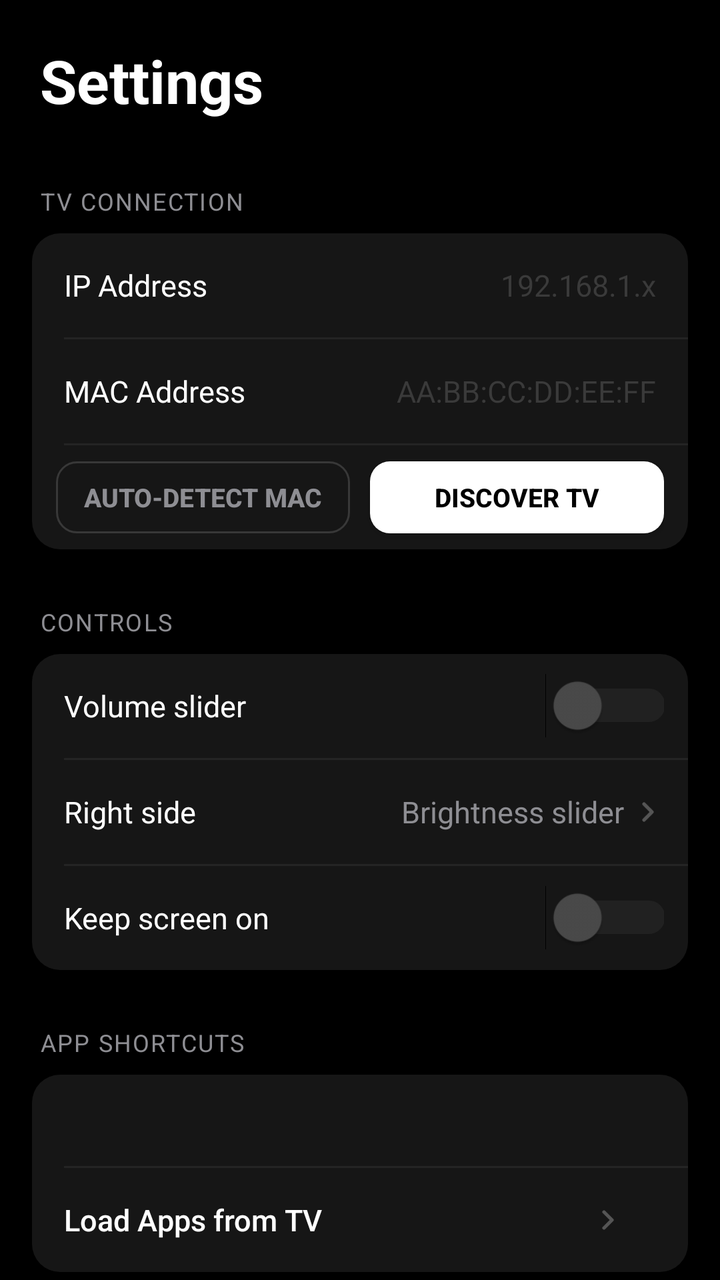
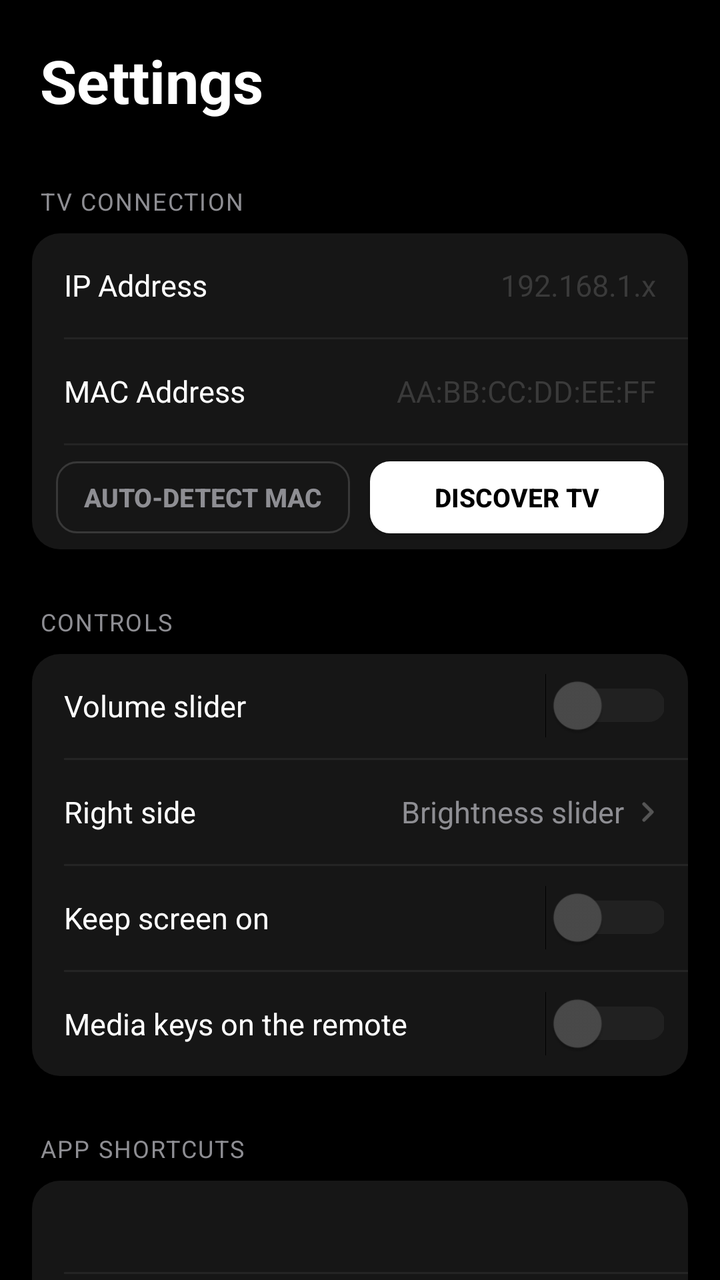

The first picture is an Android layout as it rendered before a commit; the second is the same layout after the commit. The layout source and the unified diff follow.
<!-- AndroidManifest.xml: application theme Theme.LGRemote -->
<!-- res/layout/activity_settings.xml -->
<?xml version="1.0" encoding="utf-8"?>
<androidx.core.widget.NestedScrollView
    xmlns:android="http://schemas.android.com/apk/res/android"
    android:id="@+id/settings_root"
    android:tag="window_bg"
    android:layout_width="match_parent"
    android:layout_height="match_parent"
    android:background="#000000"
    android:fillViewport="true">

    <LinearLayout
        android:layout_width="match_parent"
        android:layout_height="wrap_content"
        android:orientation="vertical"
        android:paddingHorizontal="16dp"
        android:paddingTop="20dp"
        android:paddingBottom="56dp">

        <TextView
            android:id="@+id/tv_settings_title"
            android:tag="title"
            android:layout_width="match_parent"
            android:layout_height="wrap_content"
            android:text="Settings"
            android:textColor="#FFFFFF"
            android:textSize="30sp"
            android:textStyle="bold"
            android:paddingHorizontal="4dp"
            android:layout_marginBottom="32dp" />

        
        <TextView
            android:id="@+id/tv_section_connection"
            android:tag="section_label"
            android:layout_width="match_parent"
            android:layout_height="wrap_content"
            android:text="TV CONNECTION"
            android:textColor="#8E8E93"
            android:textSize="12sp"
            android:letterSpacing="0.06"
            android:paddingHorizontal="4dp"
            android:layout_marginBottom="8dp" />

        <LinearLayout
            android:id="@+id/group_connection"
            android:tag="surface_bg"
            android:layout_width="match_parent"
            android:layout_height="wrap_content"
            android:orientation="vertical"
            android:background="@drawable/bg_section_group">

            <LinearLayout
                android:layout_width="match_parent"
                android:layout_height="52dp"
                android:orientation="horizontal"
                android:gravity="center_vertical"
                android:paddingHorizontal="16dp">

                <TextView
                    android:tag="row_label"
                    android:layout_width="wrap_content"
                    android:layout_height="wrap_content"
                    android:text="IP Address"
                    android:textColor="#FFFFFF"
                    android:textSize="15sp" />

                <EditText
                    android:id="@+id/edit_tv_ip"
                    android:layout_width="0dp"
                    android:layout_height="match_parent"
                    android:layout_weight="1"
                    android:gravity="end|center_vertical"
                    android:hint="192.168.1.x"
                    android:inputType="textUri"
                    android:textColor="#8E8E93"
                    android:textColorHint="#3A3A3A"
                    android:background="@null"
                    android:padding="0dp"
                    android:layout_marginStart="12dp"
                    android:textSize="15sp" />

            </LinearLayout>

            <View android:layout_width="match_parent" android:layout_height="1dp" android:background="#242424" android:tag="divider" android:layout_marginStart="16dp" />

            <LinearLayout
                android:layout_width="match_parent"
                android:layout_height="52dp"
                android:orientation="horizontal"
                android:gravity="center_vertical"
                android:paddingHorizontal="16dp">

                <TextView
                    android:tag="row_label"
                    android:layout_width="wrap_content"
                    android:layout_height="wrap_content"
                    android:text="MAC Address"
                    android:textColor="#FFFFFF"
                    android:textSize="15sp" />

                <EditText
                    android:id="@+id/edit_tv_mac"
                    android:layout_width="0dp"
                    android:layout_height="match_parent"
                    android:layout_weight="1"
                    android:gravity="end|center_vertical"
                    android:hint="AA:BB:CC:DD:EE:FF"
                    android:inputType="text"
                    android:textColor="#8E8E93"
                    android:textColorHint="#3A3A3A"
                    android:background="@null"
                    android:padding="0dp"
                    android:layout_marginStart="12dp"
                    android:textSize="15sp" />

            </LinearLayout>

            <View android:layout_width="match_parent" android:layout_height="1dp" android:background="#242424" android:tag="divider" android:layout_marginStart="16dp" />

            <LinearLayout
                android:layout_width="match_parent"
                android:layout_height="52dp"
                android:orientation="horizontal"
                android:gravity="center_vertical"
                android:paddingHorizontal="12dp">

                <Button
                    android:id="@+id/btn_detect_mac"
                    android:layout_width="0dp"
                    android:layout_height="36dp"
                    android:layout_weight="1"
                    android:background="@drawable/bg_btn_ghost"
                    android:text="Auto-detect MAC"
                    android:textColor="#8E8E93"
                    android:textSize="13sp"
                    android:textStyle="bold" />

                <View android:layout_width="10dp" android:layout_height="1dp" />

                <Button
                    android:id="@+id/btn_discover"
                    android:layout_width="0dp"
                    android:layout_height="36dp"
                    android:layout_weight="1"
                    android:background="@drawable/bg_btn_accent"
                    android:text="Discover TV"
                    android:textColor="#000000"
                    android:textSize="13sp"
                    android:textStyle="bold" />

                <ProgressBar
                    android:id="@+id/discover_spinner"
                    android:layout_width="24dp"
                    android:layout_height="24dp"
                    android:layout_marginStart="8dp"
                    android:visibility="gone"
                    android:indeterminateTint="#888888" />

            </LinearLayout>

        </LinearLayout>

        
        <TextView
            android:id="@+id/tv_section_controls"
            android:tag="section_label"
            android:layout_width="match_parent"
            android:layout_height="wrap_content"
            android:text="CONTROLS"
            android:textColor="#8E8E93"
            android:textSize="12sp"
            android:letterSpacing="0.06"
            android:paddingHorizontal="4dp"
            android:layout_marginTop="28dp"
            android:layout_marginBottom="8dp" />

        <LinearLayout
            android:id="@+id/group_controls"
            android:tag="surface_bg"
            android:layout_width="match_parent"
            android:layout_height="wrap_content"
            android:orientation="vertical"
            android:background="@drawable/bg_section_group">

            <LinearLayout
                android:layout_width="match_parent"
                android:layout_height="52dp"
                android:orientation="horizontal"
                android:gravity="center_vertical"
                android:paddingStart="16dp"
                android:paddingEnd="12dp">

                <TextView
                    android:tag="row_label"
                    android:layout_width="0dp"
                    android:layout_height="wrap_content"
                    android:layout_weight="1"
                    android:text="Volume slider"
                    android:textColor="#FFFFFF"
                    android:textSize="15sp" />

                <Switch
                    android:id="@+id/switch_vol_slider"
                    android:layout_width="wrap_content"
                    android:layout_height="wrap_content"
                    android:scaleX="1.2"
                    android:scaleY="1.2"
                    android:thumbTint="@color/switch_thumb"
                    android:trackTint="@color/switch_track" />

            </LinearLayout>

            <View android:layout_width="match_parent" android:layout_height="1dp" android:background="#242424" android:tag="divider" android:layout_marginStart="16dp" />

            <LinearLayout
                android:id="@+id/row_right_pill"
                android:layout_width="match_parent"
                android:layout_height="52dp"
                android:orientation="horizontal"
                android:gravity="center_vertical"
                android:paddingStart="16dp"
                android:paddingEnd="12dp"
                android:clickable="true"
                android:focusable="true"
                android:background="?attr/selectableItemBackground">

                <TextView
                    android:tag="row_label"
                    android:layout_width="0dp"
                    android:layout_height="wrap_content"
                    android:layout_weight="1"
                    android:text="Right side"
                    android:textColor="#FFFFFF"
                    android:textSize="15sp" />

                <TextView
                    android:id="@+id/tv_right_pill"
                    android:tag="row_value"
                    android:layout_width="wrap_content"
                    android:layout_height="wrap_content"
                    android:text="Brightness slider"
                    android:textColor="#8E8E93"
                    android:textSize="15sp"
                    android:layout_marginEnd="4dp" />

                <ImageView
                    android:layout_width="16dp"
                    android:layout_height="16dp"
                    android:src="@drawable/ic_chevron_right"
                    android:scaleType="fitCenter"
                    android:tint="#555555" />

            </LinearLayout>

            <View android:layout_width="match_parent" android:layout_height="1dp" android:background="#242424" android:tag="divider" android:layout_marginStart="16dp" />

            <LinearLayout
                android:layout_width="match_parent"
                android:layout_height="52dp"
                android:orientation="horizontal"
                android:gravity="center_vertical"
                android:paddingStart="16dp"
                android:paddingEnd="12dp">

                <TextView
                    android:tag="row_label"
                    android:layout_width="0dp"
                    android:layout_height="wrap_content"
                    android:layout_weight="1"
                    android:text="Keep screen on"
                    android:textColor="#FFFFFF"
                    android:textSize="15sp" />

                <Switch
                    android:id="@+id/switch_keep_screen_on"
                    android:layout_width="wrap_content"
                    android:layout_height="wrap_content"
                    android:scaleX="1.2"
                    android:scaleY="1.2"
                    android:thumbTint="@color/switch_thumb"
                    android:trackTint="@color/switch_track" />

            </LinearLayout>

        </LinearLayout>

        
        <TextView
            android:id="@+id/tv_section_shortcuts"
            android:tag="section_label"
            android:layout_width="match_parent"
            android:layout_height="wrap_content"
            android:text="APP SHORTCUTS"
            android:textColor="#8E8E93"
            android:textSize="12sp"
            android:letterSpacing="0.06"
            android:paddingHorizontal="4dp"
            android:layout_marginTop="28dp"
            android:layout_marginBottom="8dp" />

        <LinearLayout
            android:id="@+id/group_shortcuts"
            android:tag="surface_bg"
            android:layout_width="match_parent"
            android:layout_height="wrap_content"
            android:orientation="vertical"
            android:background="@drawable/bg_section_group">

            
            <TextView
                android:id="@+id/tv_shortcuts_summary"
                android:tag="section_label"
                android:layout_width="match_parent"
                android:layout_height="wrap_content"
                android:textColor="#8E8E93"
                android:textSize="13sp"
                android:paddingHorizontal="16dp"
                android:paddingTop="14dp"
                android:paddingBottom="14dp" />

            
            <androidx.recyclerview.widget.RecyclerView
                android:id="@+id/apps_grid"
                android:layout_width="match_parent"
                android:layout_height="wrap_content"
                android:paddingHorizontal="8dp"
                android:paddingBottom="8dp"
                android:nestedScrollingEnabled="false"
                android:visibility="gone" />

            <View android:layout_width="match_parent" android:layout_height="1dp" android:background="#242424" android:tag="divider" android:layout_marginStart="16dp" />

            
            <LinearLayout
                android:layout_width="match_parent"
                android:layout_height="52dp"
                android:orientation="horizontal"
                android:gravity="center_vertical"
                android:paddingEnd="16dp">

                <Button
                    android:id="@+id/btn_load_apps"
                    android:tag="row_label"
                    android:layout_width="0dp"
                    android:layout_height="match_parent"
                    android:layout_weight="1"
                    android:background="?attr/selectableItemBackground"
                    android:text="Load Apps from TV"
                    android:textAllCaps="false"
                    android:textColor="#FFFFFF"
                    android:textSize="15sp"
                    android:textStyle="normal"
                    android:gravity="start|center_vertical"
                    android:paddingHorizontal="16dp"
                    android:drawableEnd="@drawable/ic_chevron_right"
                    android:drawableTint="#555555"
                    android:drawablePadding="4dp" />

                <ProgressBar
                    android:id="@+id/load_apps_spinner"
                    android:layout_width="20dp"
                    android:layout_height="20dp"
                    android:visibility="gone"
                    android:indeterminateTint="#888888" />

            </LinearLayout>

        </LinearLayout>

        
        <TextView
            android:id="@+id/tv_section_appearance"
            android:tag="section_label"
            android:layout_width="match_parent"
            android:layout_height="wrap_content"
            android:text="APPEARANCE"
            android:textColor="#8E8E93"
            android:textSize="12sp"
            android:letterSpacing="0.06"
            android:paddingHorizontal="4dp"
            android:layout_marginTop="28dp"
            android:layout_marginBottom="8dp" />

        <LinearLayout
            android:id="@+id/group_appearance"
            android:tag="surface_bg"
            android:layout_width="match_parent"
            android:layout_height="wrap_content"
            android:orientation="vertical"
            android:background="@drawable/bg_section_group">

            <LinearLayout
                android:id="@+id/row_theme"
                android:layout_width="match_parent"
                android:layout_height="52dp"
                android:orientation="horizontal"
                android:gravity="center_vertical"
                android:paddingStart="16dp"
                android:paddingEnd="12dp"
                android:clickable="true"
                android:focusable="true"
                android:background="?attr/selectableItemBackground">

                <TextView
                    android:tag="row_label"
                    android:layout_width="0dp"
                    android:layout_height="wrap_content"
                    android:layout_weight="1"
                    android:text="Theme"
                    android:textColor="#FFFFFF"
                    android:textSize="15sp" />

                <TextView
                    android:id="@+id/tv_current_theme"
                    android:tag="row_value"
                    android:layout_width="wrap_content"
                    android:layout_height="wrap_content"
                    android:text="Dark"
                    android:textColor="#8E8E93"
                    android:textSize="15sp"
                    android:layout_marginEnd="4dp" />

                <ImageView
                    android:layout_width="16dp"
                    android:layout_height="16dp"
                    android:src="@drawable/ic_chevron_right"
                    android:scaleType="fitCenter"
                    android:tint="#555555" />

            </LinearLayout>

            <View android:layout_width="match_parent" android:layout_height="1dp" android:background="#242424" android:tag="divider" android:layout_marginStart="16dp" />

            <LinearLayout
                android:id="@+id/row_create_theme"
                android:layout_width="match_parent"
                android:layout_height="52dp"
                android:orientation="horizontal"
                android:gravity="center_vertical"
                android:paddingStart="16dp"
                android:paddingEnd="12dp"
                android:clickable="true"
                android:focusable="true"
                android:background="?attr/selectableItemBackground">

                <TextView
                    android:id="@+id/tv_create_theme"
                    android:tag="row_label"
                    android:layout_width="0dp"
                    android:layout_height="wrap_content"
                    android:layout_weight="1"
                    android:text="Create Custom Theme"
                    android:textColor="#FFFFFF"
                    android:textSize="15sp" />

                <ImageView
                    android:layout_width="16dp"
                    android:layout_height="16dp"
                    android:src="@drawable/ic_chevron_right"
                    android:scaleType="fitCenter"
                    android:tint="#555555" />

            </LinearLayout>

        </LinearLayout>

        <TextView
            android:id="@+id/tv_section_advanced"
            android:tag="section_label"
            android:layout_width="match_parent"
            android:layout_height="wrap_content"
            android:text="ADVANCED"
            android:textColor="#8E8E93"
            android:textSize="12sp"
            android:letterSpacing="0.06"
            android:paddingHorizontal="4dp"
            android:layout_marginTop="28dp"
            android:layout_marginBottom="8dp" />

        <LinearLayout
            android:id="@+id/group_advanced"
            android:tag="surface_bg"
            android:layout_width="match_parent"
            android:layout_height="wrap_content"
            android:orientation="vertical"
            android:background="@drawable/bg_section_group">

            <LinearLayout
                android:id="@+id/row_service_remote"
                android:layout_width="match_parent"
                android:layout_height="52dp"
                android:orientation="horizontal"
                android:gravity="center_vertical"
                android:paddingStart="16dp"
                android:paddingEnd="12dp"
                android:clickable="true"
                android:focusable="true"
                android:background="?attr/selectableItemBackground">

                <TextView
                    android:tag="row_label"
                    android:layout_width="0dp"
                    android:layout_height="wrap_content"
                    android:layout_weight="1"
                    android:text="Service Remote (IR)"
                    android:textColor="#FFFFFF"
                    android:textSize="15sp" />

                <ImageView
                    android:layout_width="16dp"
                    android:layout_height="16dp"
                    android:src="@drawable/ic_chevron_right"
                    android:scaleType="fitCenter"
                    android:tint="#555555" />

            </LinearLayout>

        </LinearLayout>

        
        <TextView
            android:id="@+id/tv_section_about"
            android:tag="section_label"
            android:layout_width="match_parent"
            android:layout_height="wrap_content"
            android:text="ABOUT"
            android:textColor="#8E8E93"
            android:textSize="12sp"
            android:letterSpacing="0.06"
            android:paddingHorizontal="4dp"
            android:layout_marginTop="28dp"
            android:layout_marginBottom="8dp" />

        <LinearLayout
            android:id="@+id/group_about"
            android:tag="surface_bg"
            android:layout_width="match_parent"
            android:layout_height="wrap_content"
            android:orientation="vertical"
            android:background="@drawable/bg_section_group">

            <LinearLayout
                android:id="@+id/row_release_notes"
                android:layout_width="match_parent"
                android:layout_height="52dp"
                android:orientation="horizontal"
                android:gravity="center_vertical"
                android:paddingStart="16dp"
                android:paddingEnd="12dp"
                android:clickable="true"
                android:focusable="true"
                android:background="?attr/selectableItemBackground">

                <TextView
                    android:tag="row_label"
                    android:layout_width="0dp"
                    android:layout_height="wrap_content"
                    android:layout_weight="1"
                    android:text="Release notes"
                    android:textColor="#FFFFFF"
                    android:textSize="15sp" />

                <TextView
                    android:id="@+id/tv_app_version"
                    android:tag="row_value"
                    android:layout_width="wrap_content"
                    android:layout_height="wrap_content"
                    android:textColor="#8E8E93"
                    android:textSize="15sp"
                    android:layout_marginEnd="4dp" />

                <ImageView
                    android:layout_width="16dp"
                    android:layout_height="16dp"
                    android:src="@drawable/ic_chevron_right"
                    android:scaleType="fitCenter"
                    android:tint="#555555" />

            </LinearLayout>

        </LinearLayout>

    </LinearLayout>

</androidx.core.widget.NestedScrollView>
<!-- resources referenced by this layout -->
<resources>
  <!-- drawable bg_btn_accent (drawable) -->
  <?xml version="1.0" encoding="utf-8"?>
  <selector xmlns:android="http://schemas.android.com/apk/res/android">
      <item android:state_pressed="true">
          <shape>
              <solid android:color="#E0E0E0" />
              <corners android:radius="10dp" />
          </shape>
      </item>
      <item>
          <shape>
              <solid android:color="#FFFFFF" />
              <corners android:radius="10dp" />
          </shape>
      </item>
  </selector>
  <!-- drawable bg_btn_ghost (drawable) -->
  <?xml version="1.0" encoding="utf-8"?>
  <selector xmlns:android="http://schemas.android.com/apk/res/android">
      <item android:state_pressed="true">
          <shape>
              <solid android:color="#2A2A2A" />
              <stroke android:width="1dp" android:color="#505050" />
              <corners android:radius="10dp" />
          </shape>
      </item>
      <item>
          <shape>
              <solid android:color="@android:color/transparent" />
              <stroke android:width="1dp" android:color="#383838" />
              <corners android:radius="10dp" />
          </shape>
      </item>
  </selector>
  <!-- drawable bg_section_group (drawable) -->
  <?xml version="1.0" encoding="utf-8"?>
  <shape xmlns:android="http://schemas.android.com/apk/res/android">
      <solid android:color="#161616" />
      <corners android:radius="14dp" />
  </shape>
  <!-- drawable ic_chevron_right (drawable) -->
  <?xml version="1.0" encoding="utf-8"?>
  <vector xmlns:android="http://schemas.android.com/apk/res/android"
      android:width="16dp"
      android:height="16dp"
      android:viewportWidth="24"
      android:viewportHeight="24">
      <path
          android:strokeColor="#FFFFFF"
          android:strokeWidth="2.5"
          android:strokeLineCap="round"
          android:strokeLineJoin="round"
          android:fillColor="@android:color/transparent"
          android:pathData="M9,18 L15,12 L9,6" />
  </vector>
  <style name="Theme.LGRemote" parent="Theme.AppCompat.NoActionBar">
          <item name="android:windowBackground">#000000</item>
          <item name="android:statusBarColor">#000000</item>
          <item name="android:navigationBarColor">#000000</item>
      </style>
</resources>

<!-- the commit's change to res/layout/activity_settings.xml (unified diff, before → after) -->
@@ -282,6 +282,36 @@
 
             </LinearLayout>
 
+            <View android:layout_width="match_parent" android:layout_height="1dp" android:background="#242424" android:tag="divider" android:layout_marginStart="16dp" />
+
+            <LinearLayout
+                android:layout_width="match_parent"
+                android:layout_height="52dp"
+                android:orientation="horizontal"
+                android:gravity="center_vertical"
+                android:paddingStart="16dp"
+                android:paddingEnd="12dp">
+
+                <TextView
+                    android:tag="row_label"
+                    android:layout_width="0dp"
+                    android:layout_height="wrap_content"
+                    android:layout_weight="1"
+                    android:text="Media keys on the remote"
+                    android:textColor="#FFFFFF"
+                    android:textSize="15sp" />
+
+                <Switch
+                    android:id="@+id/switch_media_on_main"
+                    android:layout_width="wrap_content"
+                    android:layout_height="wrap_content"
+                    android:scaleX="1.2"
+                    android:scaleY="1.2"
+                    android:thumbTint="@color/switch_thumb"
+                    android:trackTint="@color/switch_track" />
+
+            </LinearLayout>
+
         </LinearLayout>
 
         
